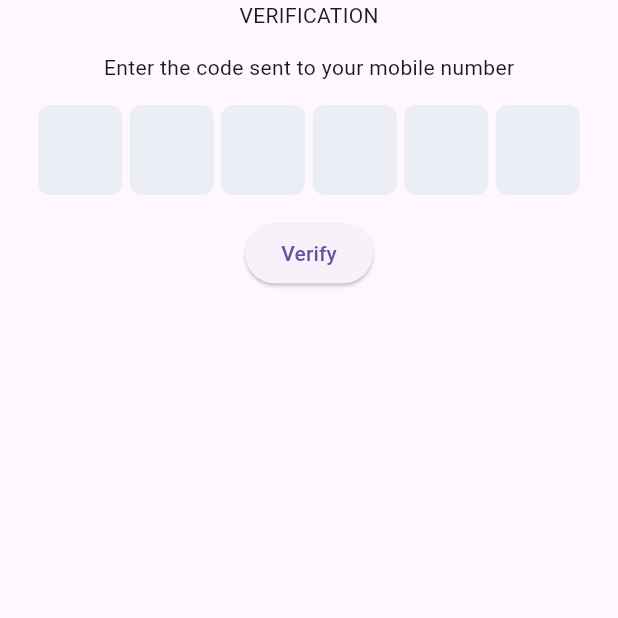
After one commit to shankar-rajan-ts/api_flutter, a Flutter app: the Otp_Design screen opened by its route, on a phone screen of 412 x 824 dp, the top half of it. The commit adds this screen. Run offline on Flutter 3.47's test engine with Material 3 defaults, Android fonts, the phone set to English and light mode, and no system bars; drawn by our look-alikes of pinput; our stand-ins replace firebase_core, firebase_messaging, geolocator, google_fonts, google_maps_flutter, location; missing offline and left inert: draggable_scrollbar, telephony; accounts and stored records are empty.

Commit message:
add pin put design

```diff
--- /dev/null
+++ b/lib/otp/otp_design.dart
@@ -0,0 +1,123 @@
+import 'package:flutter/material.dart';
+import 'package:pinput/pinput.dart';
+
+class Otp_Design extends StatefulWidget {
+  const Otp_Design({super.key});
+
+  @override
+  State<Otp_Design> createState() => _Otp_DesignState();
+}
+
+class _Otp_DesignState extends State<Otp_Design> {
+  late final SmsRetriever smsRetriever;
+  late final TextEditingController pinController;
+  late final FocusNode focusNode;
+  late final GlobalKey<FormState> formKey;
+  @override
+  void initState() {
+    super.initState();
+    formKey = GlobalKey<FormState>();
+    pinController = TextEditingController();
+    focusNode = FocusNode();
+  }
+
+  @override
+  void dispose() {
+    pinController.dispose();
+    focusNode.dispose();
+    super.dispose();
+  }
+
+  @override
+  Widget build(BuildContext context) {
+    const focusedBorderColor = Color.fromRGBO(23, 171, 144, 1);
+    const fillColor = Color.fromRGBO(243, 246, 249, 0);
+    const borderColor = Color.fromRGBO(23, 171, 144, 0.4);
+
+    final defaultPinTheme = PinTheme(
+      width: 56,
+      height: 56,
+      textStyle: const TextStyle(
+        fontSize: 22,
+        color: Color.fromRGBO(30, 60, 87, 1),
+      ),
+      decoration: BoxDecoration(
+        borderRadius: BorderRadius.circular(19),
+        border: Border.all(color: borderColor),
+      ),
+    );
+    return SafeArea(
+      child: Scaffold(
+        body: Center(
+          child: Column(children: [
+            const Text("VERIFICATION"),
+            const SizedBox(
+              height: 15,
+            ),
+            const Text("Enter the code sent to your mobile number"),
+            const SizedBox(
+              height: 15,
+            ),
+            Directionality(
+              textDirection: TextDirection.ltr,
+              child: Pinput(
+                hapticFeedbackType: HapticFeedbackType.lightImpact,
+                separatorBuilder: (index) => const SizedBox(width: 5),
+                pinAnimationType: PinAnimationType.scale,
+                readOnly: false,
+                length: 6,
+                keyboardType: TextInputType.number,
+                controller: pinController,
+                animationCurve: Curves.bounceIn,
+                animationDuration: Durations.extralong1,
+                autofillHints: const [
+                  AutofillHints.oneTimeCode,
+                ],
+                cursor: Column(
+                  mainAxisAlignment: MainAxisAlignment.end,
+                  children: [
+                    Container(
+                      margin: const EdgeInsets.only(bottom: 9),
+                      width: 22,
+                      height: 2,
+                      color: Colors.pink,
+                    ),
+                  ],
+                ),
+                focusedPinTheme: defaultPinTheme.copyWith(
+                  decoration: defaultPinTheme.decoration!.copyWith(
+                    borderRadius: BorderRadius.circular(8),
+                    border: Border.all(color: focusedBorderColor),
+                  ),
+                ),
+                submittedPinTheme: defaultPinTheme.copyWith(
+                  decoration: defaultPinTheme.decoration!.copyWith(
+                    color: fillColor,
+                    borderRadius: BorderRadius.circular(19),
+                    border: Border.all(color: focusedBorderColor),
+                  ),
+                ),
+                errorPinTheme: defaultPinTheme.copyBorderWith(
+                  border: Border.all(color: Colors.redAccent),
+                ),
+                textInputAction: TextInputAction.next,
+                showCursor: true,
+                validator: (s) {
+                  // print('validating code: $s');
+                },
+                onCompleted: null,
+              ),
+            ),
+            const SizedBox(
+              height: 15,
+            ),
+            ElevatedButton(
+              onPressed: () {},
+              child: const Text("Verify"),
+            ),
+          ]),
+        ),
+      ),
+    );
+  }
+}
--- a/pubspec.yaml
+++ b/pubspec.yaml
@@ -52,6 +52,9 @@ dependencies:
   firebase_messaging: ^14.7.10
   firebase_core: ^2.24.2
   url_launcher: ^6.3.0
+  telephony: ^0.2.0
+  pinput: ^5.0.0
+  smart_auth: ^2.0.0
   # flutter_polyline_points: ^1.0.0
 
 
```
Also changed, not shown: lib/login/login.dart (+9 -9 lines), lib/main.dart (+7 -1 lines), lib/otp/otp.dart (added, +43 -0 lines), pubspec.lock, 1 other file.
